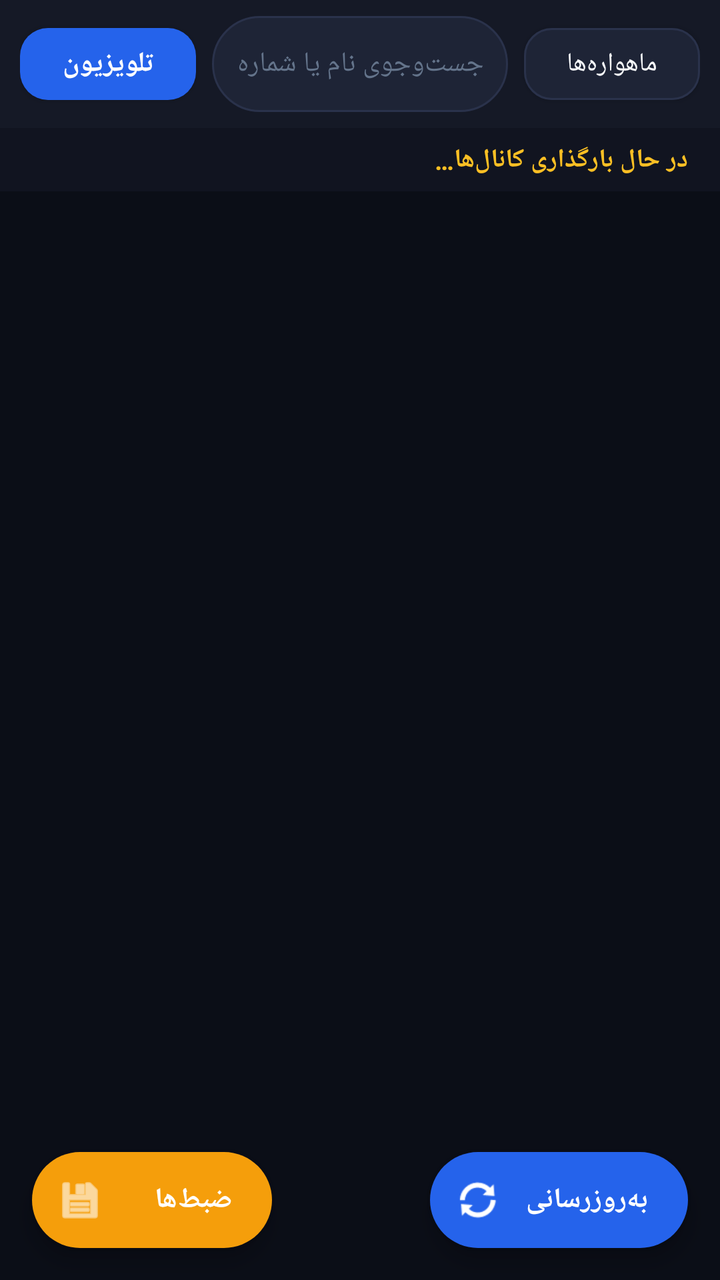
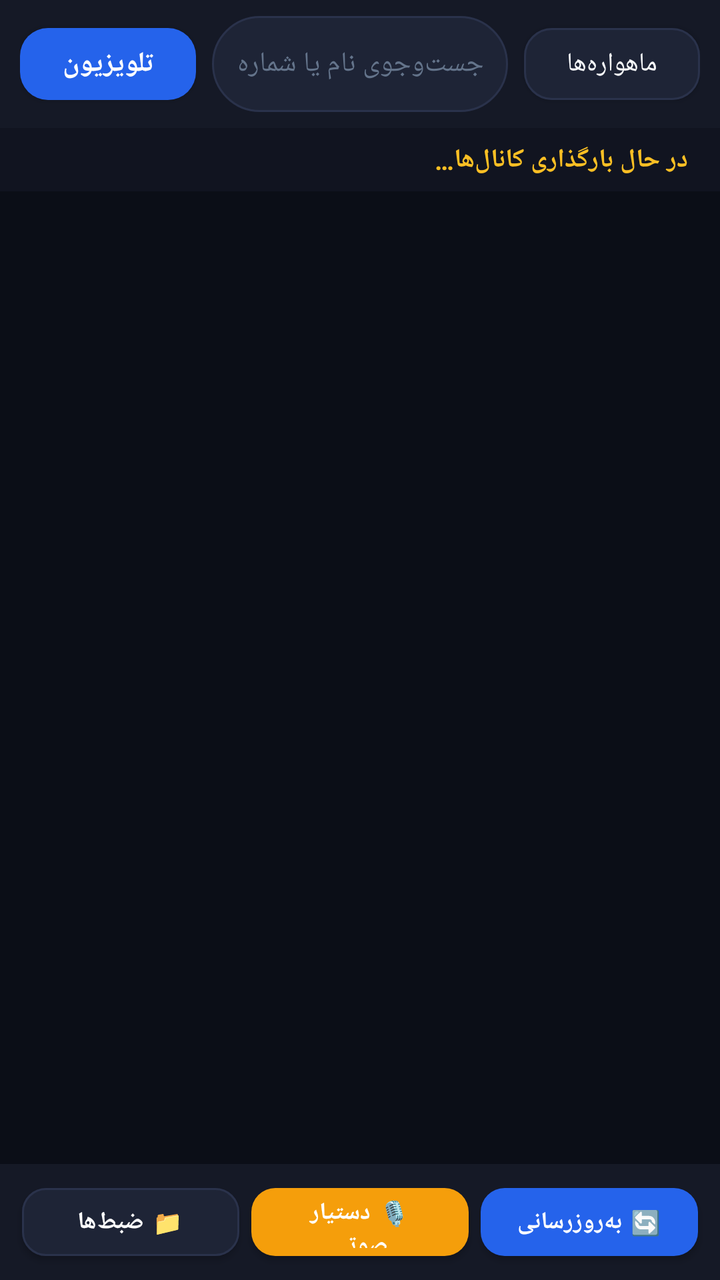

Screens rendered from an Android XML layout before and after an edit, with the pre-edit source and the edit as a unified diff.
<!-- AndroidManifest.xml: application theme Theme.GMScreenAccessible -->
<!-- res/layout/fragment_channels.xml -->
<?xml version="1.0" encoding="utf-8"?>
<LinearLayout xmlns:android="http://schemas.android.com/apk/res/android"
    xmlns:app="http://schemas.android.com/apk/res-auto"
    android:layout_width="match_parent"
    android:layout_height="match_parent"
    android:orientation="vertical"
    android:background="@color/dark_bg">

    
    <LinearLayout
        android:layout_width="match_parent"
        android:layout_height="wrap_content"
        android:orientation="horizontal"
        android:gravity="center_vertical"
        android:background="@color/card_bg"
        android:paddingHorizontal="10dp"
        android:paddingVertical="8dp">

        
        <com.google.android.material.button.MaterialButton
            android:id="@+id/btnTvRadioToggle"
            android:layout_width="wrap_content"
            android:layout_height="48dp"
            android:text="@string/mode_tv"
            android:contentDescription="تغییر حالت به رادیو یا تلویزیون"
            android:textColor="@color/white"
            android:textSize="14sp"
            android:textStyle="bold"
            app:backgroundTint="@color/primary"
            app:cornerRadius="14dp" />

        
        <LinearLayout
            android:layout_width="0dp"
            android:layout_height="48dp"
            android:layout_weight="1"
            android:orientation="horizontal"
            android:gravity="center_vertical"
            android:background="@drawable/search_box_bg"
            android:layout_marginHorizontal="8dp"
            android:paddingHorizontal="12dp">

            <EditText
                android:id="@+id/edtSearch"
                android:layout_width="0dp"
                android:layout_height="match_parent"
                android:layout_weight="1"
                android:background="@null"
                android:hint="@string/search_channels_hint"
                android:textColorHint="@color/text_muted"
                android:textColor="@color/text_primary"
                android:textSize="14sp"
                android:singleLine="true"
                android:imeOptions="actionSearch" />

            
            <ImageButton
                android:id="@+id/btnClearSearch"
                android:layout_width="36dp"
                android:layout_height="36dp"
                android:background="?attr/selectableItemBackgroundBorderless"
                android:src="@android:drawable/ic_menu_close_clear_cancel"
                android:contentDescription="@string/btn_clear_search"
                android:visibility="gone"
                app:tint="@color/text_secondary" />
        </LinearLayout>

        
        <com.google.android.material.button.MaterialButton
            android:id="@+id/btnSatelliteFilter"
            android:layout_width="wrap_content"
            android:layout_height="48dp"
            android:text="ماهواره‌ها"
            android:contentDescription="انتخاب و فیلتر ماهواره"
            android:textColor="@color/text_primary"
            android:textSize="13sp"
            app:strokeColor="@color/card_border"
            app:strokeWidth="1dp"
            app:backgroundTint="@color/card_bg_elevated"
            app:cornerRadius="14dp" />

    </LinearLayout>

    
    <TextView
        android:id="@+id/txtChannelCount"
        android:layout_width="match_parent"
        android:layout_height="wrap_content"
        android:background="@color/card_bg_subtle"
        android:paddingHorizontal="16dp"
        android:paddingVertical="7dp"
        android:text="در حال بارگذاری کانال‌ها…"
        android:textColor="@color/accent_yellow"
        android:textSize="13sp"
        android:textStyle="bold"
        android:focusable="true" />

    
    <LinearLayout
        android:id="@+id/layoutAudioPlayingBar"
        android:layout_width="match_parent"
        android:layout_height="60dp"
        android:orientation="horizontal"
        android:gravity="center_vertical"
        android:background="@drawable/card_channel_playing_bg"
        android:layout_marginHorizontal="10dp"
        android:layout_marginTop="6dp"
        android:paddingHorizontal="14dp"
        android:visibility="gone">

        <TextView
            android:id="@+id/txtAudioPlayingChannel"
            android:layout_width="0dp"
            android:layout_height="wrap_content"
            android:layout_weight="1"
            android:text="در حال پخش صوتی: ..."
            android:textColor="@color/white"
            android:textSize="14sp"
            android:textStyle="bold"
            android:singleLine="true" />

        <com.google.android.material.button.MaterialButton
            android:id="@+id/btnToggleRecordAudioInBar"
            android:layout_width="wrap_content"
            android:layout_height="44dp"
            android:layout_marginEnd="6dp"
            android:text="ضبط صوتی"
            android:contentDescription="شروع یا توقف ضبط این جریان صوتی روی گوشی"
            android:textColor="@color/white"
            android:textSize="12sp"
            android:textStyle="bold"
            app:backgroundTint="@color/accent_red"
            app:cornerRadius="12dp" />

        <com.google.android.material.button.MaterialButton
            android:id="@+id/btnStopAudioPlayback"
            android:layout_width="wrap_content"
            android:layout_height="44dp"
            android:text="توقف پخش"
            android:contentDescription="توقف پخش صوتی در گوشی"
            android:textColor="@color/white"
            android:textSize="12sp"
            app:backgroundTint="@color/card_bg_elevated"
            app:strokeColor="@color/card_border"
            app:strokeWidth="1dp"
            app:cornerRadius="12dp" />
    </LinearLayout>

    
    <LinearLayout
        android:id="@+id/layoutJumpButtons"
        android:layout_width="match_parent"
        android:layout_height="wrap_content"
        android:orientation="horizontal"
        android:paddingHorizontal="10dp"
        android:paddingVertical="4dp"
        android:visibility="gone">

        <com.google.android.material.button.MaterialButton
            android:id="@+id/btnJumpToFirstChannel"
            android:layout_width="0dp"
            android:layout_height="44dp"
            android:layout_weight="1"
            android:layout_marginEnd="4dp"
            android:text="▲ پرش به اولین کانال"
            android:contentDescription="پرش به ابتدای لیست کانال‌ها (کانال اول)"
            android:textColor="@color/white"
            android:textSize="12sp"
            app:backgroundTint="@color/card_bg"
            app:strokeColor="@color/card_border"
            app:strokeWidth="1dp"
            app:cornerRadius="12dp" />

        <com.google.android.material.button.MaterialButton
            android:id="@+id/btnJumpToLastChannel"
            android:layout_width="0dp"
            android:layout_height="44dp"
            android:layout_weight="1"
            android:layout_marginStart="4dp"
            android:text="▼ پرش به آخرین کانال"
            android:contentDescription="پرش به انتهای لیست کانال‌ها (کانال آخر)"
            android:textColor="@color/white"
            android:textSize="12sp"
            app:backgroundTint="@color/card_bg"
            app:strokeColor="@color/card_border"
            app:strokeWidth="1dp"
            app:cornerRadius="12dp" />
    </LinearLayout>

    
    <FrameLayout
        android:layout_width="match_parent"
        android:layout_height="0dp"
        android:layout_weight="1">

        <androidx.recyclerview.widget.RecyclerView
            android:id="@+id/recyclerViewChannels"
            android:layout_width="match_parent"
            android:layout_height="match_parent"
            android:paddingVertical="6dp"
            android:clipToPadding="false" />

        <com.google.android.material.floatingactionbutton.ExtendedFloatingActionButton
            android:id="@+id/fabRecordings"
            android:layout_width="wrap_content"
            android:layout_height="wrap_content"
            android:layout_gravity="bottom|start"
            android:layout_margin="16dp"
            android:text="ضبط‌ها"
            android:contentDescription="مشاهده فایل‌های ضبط‌شده در حافظه گوشی"
            android:textColor="@color/white"
            android:textStyle="bold"
            app:icon="@android:drawable/ic_menu_save"
            app:iconTint="@color/white"
            app:backgroundTint="@color/secondary"
            app:cornerRadius="24dp" />

        <com.google.android.material.floatingactionbutton.ExtendedFloatingActionButton
            android:id="@+id/fabRefreshChannels"
            android:layout_width="wrap_content"
            android:layout_height="wrap_content"
            android:layout_gravity="bottom|end"
            android:layout_margin="16dp"
            android:text="به‌روزرسانی"
            android:contentDescription="به‌روزرسانی لیست شبکه‌ها از رسیور"
            android:textColor="@color/white"
            android:textStyle="bold"
            app:icon="@android:drawable/ic_popup_sync"
            app:iconTint="@color/white"
            app:backgroundTint="@color/primary"
            app:cornerRadius="24dp" />

    </FrameLayout>

</LinearLayout>
<!-- resources referenced by this layout -->
<resources>
  <color name="accent_red">#FFEF4444</color>
  <color name="accent_yellow">#FFFBBF24</color>
  <color name="card_bg">#FF151926</color>
  <color name="card_bg_elevated">#FF1E2436</color>
  <color name="card_bg_subtle">#FF111420</color>
  <color name="card_border">#FF2A324B</color>
  <color name="dark_bg">#FF0B0E17</color>
  <color name="primary">#FF2563EB</color>
  <color name="secondary">#FFF59E0B</color>
  <color name="text_muted">#FF64748B</color>
  <color name="text_primary">#FFF8FAFC</color>
  <color name="text_secondary">#FF94A3B8</color>
  <color name="white">#FFFFFFFF</color>
  <!-- drawable card_channel_playing_bg (drawable) -->
  <?xml version="1.0" encoding="utf-8"?>
  <shape xmlns:android="http://schemas.android.com/apk/res/android"
      android:shape="rectangle">
      <corners android:radius="14dp" />
      <solid android:color="#14262E" />
      <stroke android:width="1.5dp" android:color="@color/accent_green" />
  </shape>
  <!-- drawable search_box_bg (drawable) -->
  <?xml version="1.0" encoding="utf-8"?>
  <shape xmlns:android="http://schemas.android.com/apk/res/android"
      android:shape="rectangle">
      <corners android:radius="24dp" />
      <solid android:color="@color/card_bg_elevated" />
      <stroke android:width="1dp" android:color="@color/card_border" />
  </shape>
  <string name="btn_clear_search">پاک کردن متن جست‌وجو</string>
  <string name="mode_tv">تلویزیون</string>
  <string name="search_channels_hint">جست‌وجوی نام یا شماره کانال…</string>
  <style name="Theme.GMScreenAccessible" parent="Theme.MaterialComponents.DayNight.NoActionBar">
          <item name="colorPrimary">@color/primary</item>
          <item name="colorPrimaryVariant">@color/primary_variant</item>
          <item name="colorOnPrimary">@color/white</item>
          <item name="colorSecondary">@color/secondary</item>
          <item name="colorSurface">@color/card_bg</item>
          <item name="colorOnSurface">@color/text_primary</item>
          <item name="android:statusBarColor">@color/dark_bg</item>
          <item name="android:navigationBarColor">@color/dark_bg</item>
          <item name="android:windowBackground">@color/dark_bg</item>
          <item name="materialAlertDialogTheme">@style/CustomMaterialAlertDialogTheme</item>
      </style>
  <color name="accent_green">#FF10B981</color>
  <color name="primary_variant">#FF1D4ED8</color>
  <style name="CustomMaterialAlertDialogTheme" parent="ThemeOverlay.MaterialComponents.MaterialAlertDialog">
          <item name="colorSurface">@color/card_bg_elevated</item>
          <item name="colorOnSurface">@color/text_primary</item>
          <item name="colorPrimary">@color/primary_light</item>
          <item name="shapeAppearanceOverlay">@style/DialogShapeAppearance</item>
      </style>
  <color name="primary_light">#FF3B82F6</color>
  <style name="DialogShapeAppearance" parent="">
          <item name="cornerSize">16dp</item>
      </style>
</resources>

<!-- the commit's change to res/layout/fragment_channels.xml (unified diff, before → after) -->
@@ -188,48 +188,72 @@
     </LinearLayout>
 
     
-    <FrameLayout
+    <androidx.recyclerview.widget.RecyclerView
+        android:id="@+id/recyclerViewChannels"
         android:layout_width="match_parent"
         android:layout_height="0dp"
-        android:layout_weight="1">
-
-        <androidx.recyclerview.widget.RecyclerView
-            android:id="@+id/recyclerViewChannels"
-            android:layout_width="match_parent"
-            android:layout_height="match_parent"
-            android:paddingVertical="6dp"
-            android:clipToPadding="false" />
-
-        <com.google.android.material.floatingactionbutton.ExtendedFloatingActionButton
-            android:id="@+id/fabRecordings"
-            android:layout_width="wrap_content"
-            android:layout_height="wrap_content"
-            android:layout_gravity="bottom|start"
-            android:layout_margin="16dp"
-            android:text="ضبط‌ها"
+        android:layout_weight="1"
+        android:paddingVertical="4dp"
+        android:clipToPadding="false" />
+
+    
+    <LinearLayout
+        android:id="@+id/layoutBottomChannelActions"
+        android:layout_width="match_parent"
+        android:layout_height="wrap_content"
+        android:orientation="horizontal"
+        android:gravity="center_vertical"
+        android:background="@color/card_bg"
+        android:paddingHorizontal="8dp"
+        android:paddingVertical="6dp">
+
+        
+        <com.google.android.material.button.MaterialButton
+            android:id="@+id/btnBottomRecordings"
+            android:layout_width="0dp"
+            android:layout_height="46dp"
+            android:layout_weight="1"
+            android:layout_marginHorizontal="3dp"
+            android:text="📁 ضبط‌ها"
             android:contentDescription="مشاهده فایل‌های ضبط‌شده در حافظه گوشی"
             android:textColor="@color/white"
-            android:textStyle="bold"
-            app:icon="@android:drawable/ic_menu_save"
-            app:iconTint="@color/white"
+            android:textSize="12sp"
+            android:textStyle="bold"
+            app:backgroundTint="@color/card_bg_elevated"
+            app:strokeColor="@color/card_border"
+            app:strokeWidth="1dp"
+            app:cornerRadius="12dp" />
+
+        
+        <com.google.android.material.button.MaterialButton
+            android:id="@+id/btnBottomMic"
+            android:layout_width="0dp"
+            android:layout_height="46dp"
+            android:layout_weight="1"
+            android:layout_marginHorizontal="3dp"
+            android:text="🎙 دستیار صوتی"
+            android:contentDescription="انتقال به سربرگ دستیار صوتی"
+            android:textColor="@color/white"
+            android:textSize="12sp"
+            android:textStyle="bold"
             app:backgroundTint="@color/secondary"
-            app:cornerRadius="24dp" />
-
-        <com.google.android.material.floatingactionbutton.ExtendedFloatingActionButton
-            android:id="@+id/fabRefreshChannels"
-            android:layout_width="wrap_content"
-            android:layout_height="wrap_content"
-            android:layout_gravity="bottom|end"
-            android:layout_margin="16dp"
-            android:text="به‌روزرسانی"
+            app:cornerRadius="12dp" />
+
+        
+        <com.google.android.material.button.MaterialButton
+            android:id="@+id/btnBottomRefresh"
+            android:layout_width="0dp"
+            android:layout_height="46dp"
+            android:layout_weight="1"
+            android:layout_marginHorizontal="3dp"
+            android:text="🔄 به‌روزرسانی"
             android:contentDescription="به‌روزرسانی لیست شبکه‌ها از رسیور"
             android:textColor="@color/white"
-            android:textStyle="bold"
-            app:icon="@android:drawable/ic_popup_sync"
-            app:iconTint="@color/white"
+            android:textSize="12sp"
+            android:textStyle="bold"
             app:backgroundTint="@color/primary"
-            app:cornerRadius="24dp" />
-
-    </FrameLayout>
+            app:cornerRadius="12dp" />
+
+    </LinearLayout>
 
 </LinearLayout>
